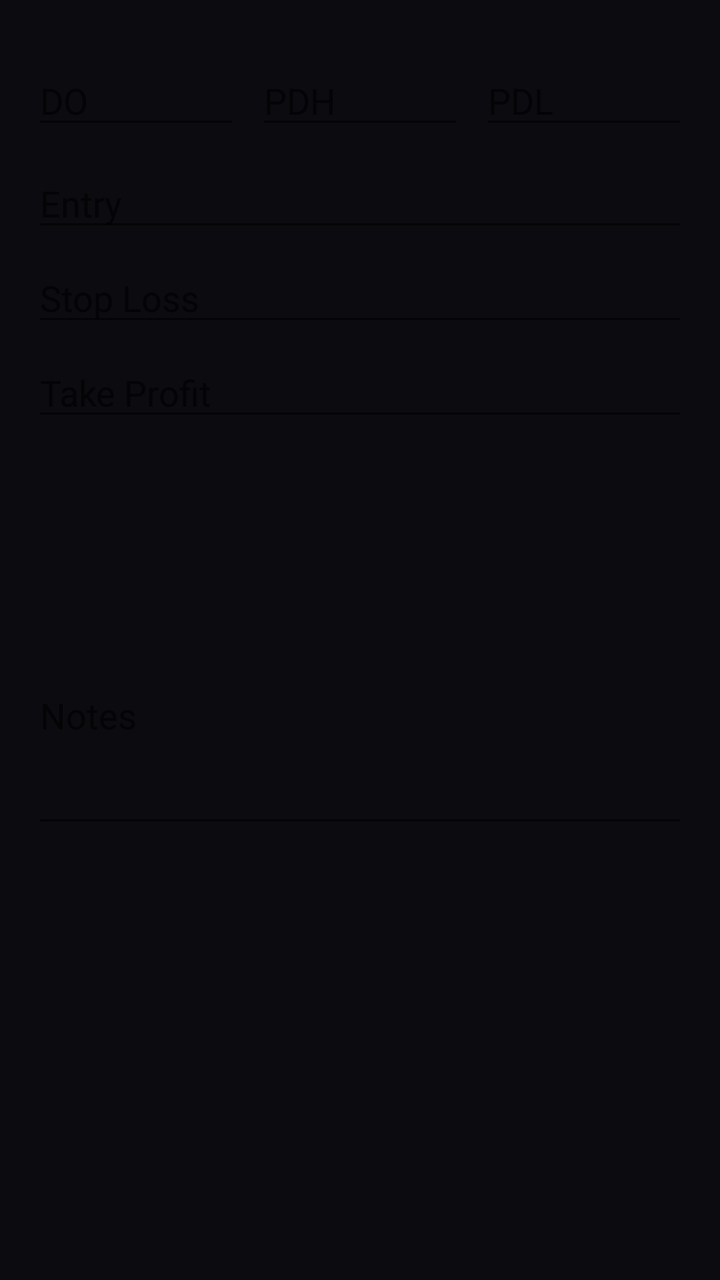
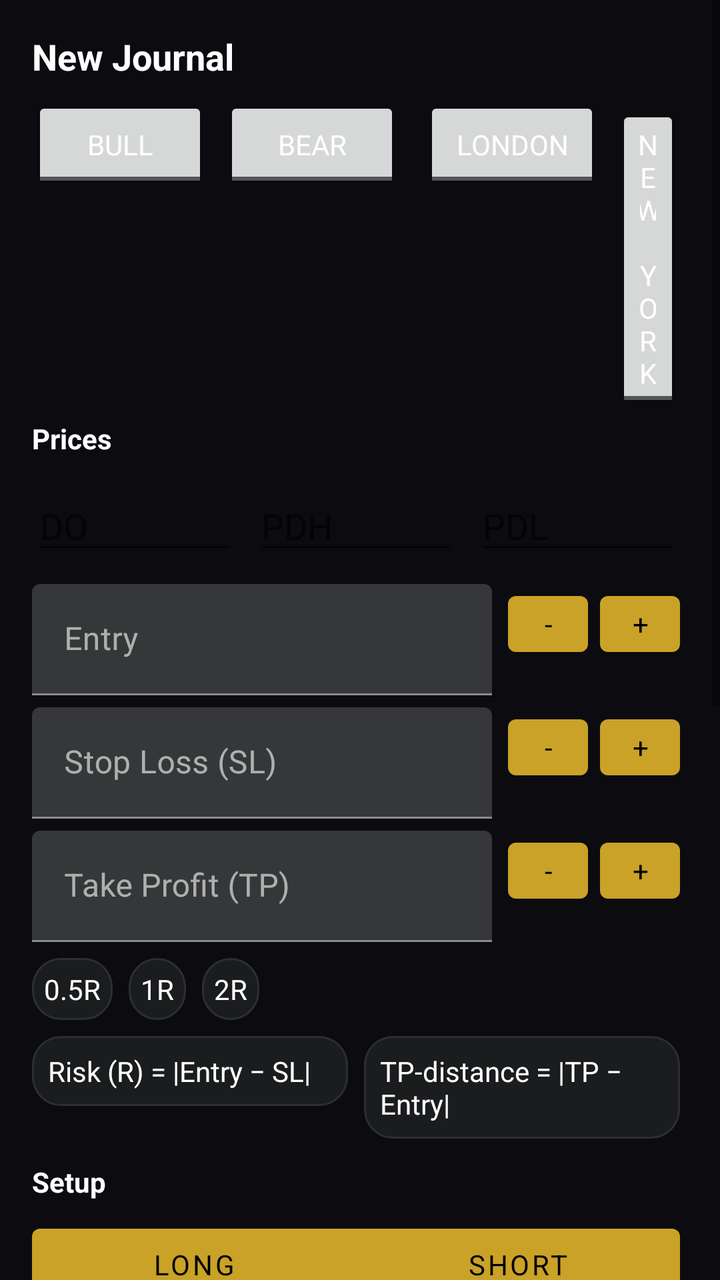

Screens rendered from an Android XML layout before and after an edit, with the pre-edit source and the edit as a unified diff.
<!-- AndroidManifest.xml: application theme Theme.SniperFlow -->
<!-- res/layout/sheet_new_journal.xml -->
<?xml version="1.0" encoding="utf-8"?>
<LinearLayout xmlns:android="http://schemas.android.com/apk/res/android"
    android:orientation="vertical" android:padding="16dp"
    android:layout_width="match_parent" android:layout_height="wrap_content">

    <LinearLayout android:orientation="horizontal">
        <ToggleButton android:id="@+id/chipBull" android:textOn="Bull" android:textOff="Bull"/>
        <ToggleButton android:id="@+id/chipBear" android:textOn="Bear" android:textOff="Bear"
            android:layout_marginStart="8dp"/>
        <ToggleButton android:id="@+id/chipLondon" android:textOn="London" android:textOff="London"
            android:layout_marginStart="12dp"/>
        <ToggleButton android:id="@+id/chipNY" android:textOn="New York" android:textOff="New York"
            android:layout_marginStart="8dp"/>
    </LinearLayout>

    <LinearLayout android:orientation="horizontal" android:layout_marginTop="12dp"
        android:layout_width="match_parent" android:layout_height="wrap_content">
        <EditText android:id="@+id/ctxDo"  android:hint="DO"  android:inputType="numberDecimal"
            android:layout_width="0dp" android:layout_weight="1" android:layout_height="wrap_content"/>
        <EditText android:id="@+id/ctxPdh" android:hint="PDH" android:inputType="numberDecimal"
            android:layout_width="0dp" android:layout_weight="1" android:layout_height="wrap_content"
            android:layout_marginStart="8dp"/>
        <EditText android:id="@+id/ctxPdl" android:hint="PDL" android:inputType="numberDecimal"
            android:layout_width="0dp" android:layout_weight="1" android:layout_height="wrap_content"
            android:layout_marginStart="8dp"/>
    </LinearLayout>

    <EditText android:id="@+id/inEntry" android:hint="Entry" android:inputType="numberDecimal"
        android:layout_width="match_parent" android:layout_height="wrap_content" android:layout_marginTop="10dp"/>
    <EditText android:id="@+id/inSl" android:hint="Stop Loss" android:inputType="numberDecimal"
        android:layout_width="match_parent" android:layout_height="wrap_content" android:layout_marginTop="6dp"/>
    <EditText android:id="@+id/inTp" android:hint="Take Profit" android:inputType="numberDecimal"
        android:layout_width="match_parent" android:layout_height="wrap_content" android:layout_marginTop="6dp"/>

    <LinearLayout android:id="@+id/tagsRow" android:orientation="horizontal"
        android:layout_width="match_parent" android:layout_height="wrap_content"
        android:layout_marginTop="10dp">
        <CheckBox android:id="@+id/tagMss" android:text="mss"/>
        <CheckBox android:id="@+id/tagFvg" android:text="fvg"/>
        <CheckBox android:id="@+id/tagNews" android:text="news"/>
        <CheckBox android:id="@+id/tagOverride" android:text="override"/>
        <CheckBox android:id="@+id/tagTp" android:text="TP"/>
    </LinearLayout>

    <TextView android:text="Screenshots" android:layout_marginTop="10dp"/>
    <androidx.recyclerview.widget.RecyclerView
        android:id="@+id/rvShots" android:layout_width="match_parent"
        android:layout_height="84dp" android:clipToPadding="false"/>
    <Button android:id="@+id/btnAddShots" android:text="Add screenshots"
        android:layout_marginTop="6dp"/>

    <EditText android:id="@+id/inNotes" android:hint="Notes" android:minLines="3"
        android:gravity="top" android:layout_width="match_parent" android:layout_height="wrap_content"
        android:layout_marginTop="10dp"/>

    <Button android:id="@+id/btnSave" android:text="Save" android:layout_marginTop="14dp"/>
</LinearLayout>
<!-- resources referenced by this layout -->
<resources>
  <style name="Theme.SniperFlow" parent="Theme.MaterialComponents.DayNight.NoActionBar">
          <item name="android:colorBackground">@color/colorBackground</item>
          <item name="android:textColor">@color/colorOnBackground</item>
          <item name="colorPrimary">@color/colorPrimary</item>
          <item name="colorOnPrimary">@color/colorOnPrimary</item>
          <item name="colorSurface">@color/colorSurface</item>
          <item name="colorOnSurface">@color/colorOnSurface</item>
          <item name="android:fontFamily">sans-serif</item>
          <item name="materialButtonStyle">@style/Widget.MaterialComponents.Button</item>
      </style>
  <color name="colorBackground">@color/sf_ink_black</color>
  <color name="colorOnBackground">#FFFFFFFF</color>
  <color name="colorPrimary">@color/sf_gold</color>
  <color name="colorOnPrimary">#FF000000</color>
  <color name="colorSurface">@color/sf_slate</color>
  <color name="colorOnSurface">#FFFFFFFF</color>
  <color name="sf_ink_black">#0B0B10</color>
  <color name="sf_gold">#C9A227</color>
  <color name="sf_slate">#1A1C1E</color>
</resources>

<!-- the commit's change to res/layout/sheet_new_journal.xml (unified diff, before → after) -->
@@ -1,17 +1,38 @@
 <?xml version="1.0" encoding="utf-8"?>
-<LinearLayout xmlns:android="http://schemas.android.com/apk/res/android"
-    android:orientation="vertical" android:padding="16dp"
-    android:layout_width="match_parent" android:layout_height="wrap_content">
-
-    <LinearLayout android:orientation="horizontal">
-        <ToggleButton android:id="@+id/chipBull" android:textOn="Bull" android:textOff="Bull"/>
+<androidx.core.widget.NestedScrollView xmlns:android="http://schemas.android.com/apk/res/android"
+    android:layout_width="match_parent" android:layout_height="wrap_content"
+    android:fillViewport="true"
+    android:scrollbars="vertical"
+    android:fadeScrollbars="false"
+    android:scrollbarStyle="outsideInset"
+    android:overScrollMode="always">
+
+    <LinearLayout
+        android:orientation="vertical" android:padding="16dp"
+        android:layout_width="match_parent" android:layout_height="wrap_content">
+
+    <TextView
+        android:layout_width="wrap_content" android:layout_height="wrap_content"
+        android:text="New Journal" android:textSize="18sp" android:textStyle="bold"
+        android:layout_marginBottom="8dp"/>
+
+    <LinearLayout android:orientation="horizontal"
+        android:layout_width="match_parent" android:layout_height="wrap_content">
+        <ToggleButton android:id="@+id/chipBull" android:textOn="Bull" android:textOff="Bull"
+            android:layout_width="wrap_content" android:layout_height="wrap_content"/>
         <ToggleButton android:id="@+id/chipBear" android:textOn="Bear" android:textOff="Bear"
+            android:layout_width="wrap_content" android:layout_height="wrap_content"
             android:layout_marginStart="8dp"/>
         <ToggleButton android:id="@+id/chipLondon" android:textOn="London" android:textOff="London"
+            android:layout_width="wrap_content" android:layout_height="wrap_content"
             android:layout_marginStart="12dp"/>
         <ToggleButton android:id="@+id/chipNY" android:textOn="New York" android:textOff="New York"
-            android:layout_marginStart="8dp"/>
-    </LinearLayout>
+            android:layout_width="wrap_content" android:layout_height="wrap_content"
+            android:layout_marginStart="8dp"/>
+    </LinearLayout>
+
+    <TextView android:layout_width="wrap_content" android:layout_height="wrap_content"
+        android:text="Prices" android:textStyle="bold" android:layout_marginTop="8dp"/>
 
     <LinearLayout android:orientation="horizontal" android:layout_marginTop="12dp"
         android:layout_width="match_parent" android:layout_height="wrap_content">
@@ -25,33 +46,162 @@
             android:layout_marginStart="8dp"/>
     </LinearLayout>
 
-    <EditText android:id="@+id/inEntry" android:hint="Entry" android:inputType="numberDecimal"
-        android:layout_width="match_parent" android:layout_height="wrap_content" android:layout_marginTop="10dp"/>
-    <EditText android:id="@+id/inSl" android:hint="Stop Loss" android:inputType="numberDecimal"
-        android:layout_width="match_parent" android:layout_height="wrap_content" android:layout_marginTop="6dp"/>
-    <EditText android:id="@+id/inTp" android:hint="Take Profit" android:inputType="numberDecimal"
-        android:layout_width="match_parent" android:layout_height="wrap_content" android:layout_marginTop="6dp"/>
+    <LinearLayout
+        android:layout_width="match_parent" android:layout_height="wrap_content"
+        android:layout_marginTop="10dp" android:orientation="horizontal">
+        <com.google.android.material.textfield.TextInputLayout
+            android:layout_width="0dp" android:layout_height="wrap_content" android:layout_weight="1">
+            <com.google.android.material.textfield.TextInputEditText
+                android:id="@+id/inEntry" android:hint="Entry" android:inputType="numberDecimal"
+                android:layout_width="match_parent" android:layout_height="wrap_content"/>
+        </com.google.android.material.textfield.TextInputLayout>
+        <LinearLayout android:orientation="horizontal"
+            android:layout_width="wrap_content" android:layout_height="wrap_content"
+            android:layout_marginStart="8dp">
+            <com.google.android.material.button.MaterialButton
+                android:id="@+id/btnEntryMinus" android:text="-"
+                android:layout_width="40dp" android:layout_height="40dp" />
+            <com.google.android.material.button.MaterialButton
+                android:id="@+id/btnEntryPlus" android:text="+"
+                android:layout_width="40dp" android:layout_height="40dp" android:layout_marginStart="6dp" />
+        </LinearLayout>
+    </LinearLayout>
+    <LinearLayout
+        android:layout_width="match_parent" android:layout_height="wrap_content"
+        android:layout_marginTop="6dp" android:orientation="horizontal">
+        <com.google.android.material.textfield.TextInputLayout
+            android:layout_width="0dp" android:layout_height="wrap_content" android:layout_weight="1">
+            <com.google.android.material.textfield.TextInputEditText
+                android:id="@+id/inSl" android:hint="Stop Loss (SL)" android:inputType="numberDecimal"
+                android:layout_width="match_parent" android:layout_height="wrap_content"/>
+        </com.google.android.material.textfield.TextInputLayout>
+        <LinearLayout android:orientation="horizontal"
+            android:layout_width="wrap_content" android:layout_height="wrap_content"
+            android:layout_marginStart="8dp">
+            <com.google.android.material.button.MaterialButton
+                android:id="@+id/btnSlMinus" android:text="-"
+                android:layout_width="40dp" android:layout_height="40dp" />
+            <com.google.android.material.button.MaterialButton
+                android:id="@+id/btnSlPlus" android:text="+"
+                android:layout_width="40dp" android:layout_height="40dp" android:layout_marginStart="6dp" />
+        </LinearLayout>
+    </LinearLayout>
+    <LinearLayout
+        android:layout_width="match_parent" android:layout_height="wrap_content"
+        android:layout_marginTop="6dp" android:orientation="horizontal">
+        <com.google.android.material.textfield.TextInputLayout
+            android:layout_width="0dp" android:layout_height="wrap_content" android:layout_weight="1">
+            <com.google.android.material.textfield.TextInputEditText
+                android:id="@+id/inTp" android:hint="Take Profit (TP)" android:inputType="numberDecimal"
+                android:layout_width="match_parent" android:layout_height="wrap_content"/>
+        </com.google.android.material.textfield.TextInputLayout>
+        <LinearLayout android:orientation="horizontal"
+            android:layout_width="wrap_content" android:layout_height="wrap_content"
+            android:layout_marginStart="8dp">
+            <com.google.android.material.button.MaterialButton
+                android:id="@+id/btnTpMinus" android:text="-"
+                android:layout_width="40dp" android:layout_height="40dp" />
+            <com.google.android.material.button.MaterialButton
+                android:id="@+id/btnTpPlus" android:text="+"
+                android:layout_width="40dp" android:layout_height="40dp" android:layout_marginStart="6dp" />
+        </LinearLayout>
+    </LinearLayout>
+
+    <LinearLayout android:orientation="horizontal"
+        android:layout_width="wrap_content" android:layout_height="wrap_content"
+        android:layout_marginTop="8dp">
+        <TextView android:text="0.5R" android:padding="6dp"
+            android:layout_width="wrap_content" android:layout_height="wrap_content"
+            android:background="@drawable/bg_chip"/>
+        <TextView android:text="1R" android:padding="6dp"
+            android:layout_width="wrap_content" android:layout_height="wrap_content"
+            android:layout_marginStart="8dp" android:background="@drawable/bg_chip"/>
+        <TextView android:text="2R" android:padding="6dp"
+            android:layout_width="wrap_content" android:layout_height="wrap_content"
+            android:layout_marginStart="8dp" android:background="@drawable/bg_chip"/>
+    </LinearLayout>
+
+    <LinearLayout android:orientation="horizontal"
+        android:layout_width="match_parent" android:layout_height="wrap_content"
+        android:layout_marginTop="8dp">
+        <TextView android:text="Risk (R) = |Entry − SL|" android:padding="8dp"
+            android:layout_width="0dp" android:layout_height="wrap_content" android:layout_weight="1"
+            android:background="@drawable/bg_chip"/>
+        <TextView android:text="TP-distance = |TP − Entry|" android:padding="8dp"
+            android:layout_width="0dp" android:layout_height="wrap_content" android:layout_weight="1"
+            android:layout_marginStart="8dp" android:background="@drawable/bg_chip"/>
+    </LinearLayout>
+
+    <TextView android:layout_width="wrap_content" android:layout_height="wrap_content"
+        android:text="Setup" android:textStyle="bold" android:layout_marginTop="12dp"/>
+
+    <com.google.android.material.button.MaterialButtonToggleGroup
+        android:id="@+id/toggleDirection"
+        android:layout_width="match_parent" android:layout_height="wrap_content"
+        android:layout_marginTop="8dp">
+        <com.google.android.material.button.MaterialButton
+            android:id="@+id/btnLong" android:layout_width="0dp" android:layout_height="wrap_content"
+            android:layout_weight="1" android:text="Long" android:checkable="true"/>
+        <com.google.android.material.button.MaterialButton
+            android:id="@+id/btnShort" android:layout_width="0dp" android:layout_height="wrap_content"
+            android:layout_weight="1" android:text="Short" android:checkable="true"/>
+    </com.google.android.material.button.MaterialButtonToggleGroup>
+
+    <com.google.android.material.textfield.TextInputLayout
+        android:layout_width="match_parent" android:layout_height="wrap_content"
+        android:layout_marginTop="8dp">
+        <AutoCompleteTextView
+            android:id="@+id/inTimeframe" android:hint="Timeframe"
+            android:layout_width="match_parent" android:layout_height="wrap_content"
+            android:inputType="none" android:focusable="false"/>
+    </com.google.android.material.textfield.TextInputLayout>
+
+    <com.google.android.material.textfield.TextInputLayout
+        android:layout_width="match_parent" android:layout_height="wrap_content"
+        android:layout_marginTop="6dp">
+        <com.google.android.material.textfield.TextInputEditText
+            android:id="@+id/inTime" android:hint="Time (tap to pick)"
+            android:layout_width="match_parent" android:layout_height="wrap_content"
+            android:focusable="false" android:clickable="true"/>
+    </com.google.android.material.textfield.TextInputLayout>
 
     <LinearLayout android:id="@+id/tagsRow" android:orientation="horizontal"
         android:layout_width="match_parent" android:layout_height="wrap_content"
         android:layout_marginTop="10dp">
-        <CheckBox android:id="@+id/tagMss" android:text="mss"/>
-        <CheckBox android:id="@+id/tagFvg" android:text="fvg"/>
-        <CheckBox android:id="@+id/tagNews" android:text="news"/>
-        <CheckBox android:id="@+id/tagOverride" android:text="override"/>
-        <CheckBox android:id="@+id/tagTp" android:text="TP"/>
-    </LinearLayout>
-
-    <TextView android:text="Screenshots" android:layout_marginTop="10dp"/>
+        <CheckBox android:id="@+id/tagMss" android:text="mss"
+            android:layout_width="wrap_content" android:layout_height="wrap_content"/>
+        <CheckBox android:id="@+id/tagFvg" android:text="fvg"
+            android:layout_width="wrap_content" android:layout_height="wrap_content"/>
+        <CheckBox android:id="@+id/tagNews" android:text="news"
+            android:layout_width="wrap_content" android:layout_height="wrap_content"/>
+        <CheckBox android:id="@+id/tagOverride" android:text="override"
+            android:layout_width="wrap_content" android:layout_height="wrap_content"/>
+        <CheckBox android:id="@+id/tagTp" android:text="TP"
+            android:layout_width="wrap_content" android:layout_height="wrap_content"/>
+    </LinearLayout>
+
+    <TextView android:text="Screenshots" android:layout_marginTop="10dp"
+        android:layout_width="wrap_content" android:layout_height="wrap_content"/>
     <androidx.recyclerview.widget.RecyclerView
         android:id="@+id/rvShots" android:layout_width="match_parent"
         android:layout_height="84dp" android:clipToPadding="false"/>
-    <Button android:id="@+id/btnAddShots" android:text="Add screenshots"
+    <com.google.android.material.button.MaterialButton android:id="@+id/btnAddShots" android:text="Add screenshots"
+        android:layout_width="match_parent" android:layout_height="wrap_content"
         android:layout_marginTop="6dp"/>
 
-    <EditText android:id="@+id/inNotes" android:hint="Notes" android:minLines="3"
-        android:gravity="top" android:layout_width="match_parent" android:layout_height="wrap_content"
-        android:layout_marginTop="10dp"/>
-
-    <Button android:id="@+id/btnSave" android:text="Save" android:layout_marginTop="14dp"/>
-</LinearLayout>
+    <com.google.android.material.textfield.TextInputLayout
+        android:layout_width="match_parent" android:layout_height="wrap_content"
+        android:layout_marginTop="10dp">
+        <com.google.android.material.textfield.TextInputEditText
+            android:id="@+id/inNotes" android:hint="Notes" android:minLines="3"
+            android:gravity="top" android:layout_width="match_parent" android:layout_height="wrap_content"/>
+    </com.google.android.material.textfield.TextInputLayout>
+
+    <com.google.android.material.button.MaterialButton android:id="@+id/btnSave" android:text="Save"
+        android:layout_width="match_parent" android:layout_height="wrap_content"
+        android:layout_marginTop="16dp"
+        android:backgroundTint="@color/colorPrimary"
+        android:textColor="@color/colorOnPrimary"/>
+    </LinearLayout>
+
+</androidx.core.widget.NestedScrollView>
<!-- resource entries referenced after the edit -->
@@ -13,6 +13,14 @@
   <color name="colorBackground">@color/sf_ink_black</color>
   <color name="colorOnBackground">#FFFFFFFF</color>
   <color name="colorPrimary">@color/sf_gold</color>
+  <!-- drawable bg_chip (drawable) -->
+  <?xml version="1.0" encoding="utf-8"?>
+  <shape xmlns:android="http://schemas.android.com/apk/res/android" android:shape="rectangle">
+      <solid android:color="@color/colorSurface" />
+      <corners android:radius="14dp" />
+      <stroke android:width="1dp" android:color="#2A2F36" />
+      <padding android:left="8dp" android:top="4dp" android:right="8dp" android:bottom="4dp" />
+   </shape>
   <color name="colorOnPrimary">#FF000000</color>
   <color name="colorSurface">@color/sf_slate</color>
   <color name="colorOnSurface">#FFFFFFFF</color>
